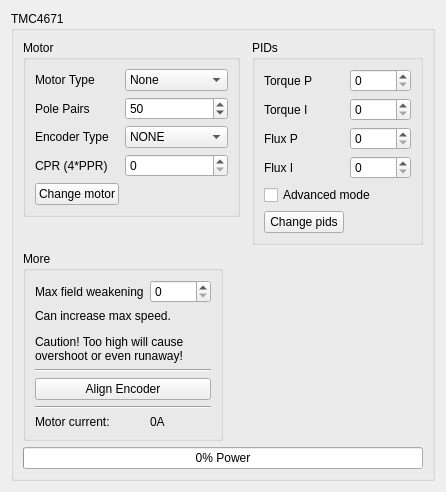
This is res/tmc4671_ui.ui in Ultrawipf/OpenFFBoard-configurator as Qt 5 draws it before an edit. The edited form follows.
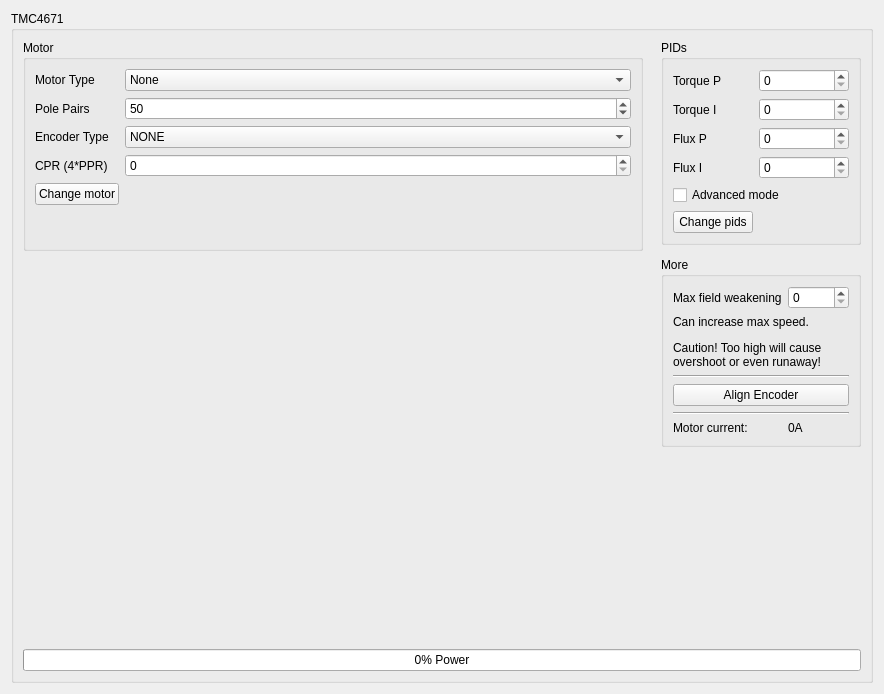
This is the edited form. Custom widgets are drawn as their Qt base class.

Commit message:
TMC driver amp graph (#2)
* with amp graph
* Added max data buffer size and used local variables

The edit to the form file:
```diff
--- a/res/tmc4671_ui.ui
+++ b/res/tmc4671_ui.ui
@@ -6,8 +6,8 @@
    <rect>
     <x>0</x>
     <y>0</y>
-    <width>446</width>
-    <height>461</height>
+    <width>884</width>
+    <height>694</height>
    </rect>
   </property>
   <property name="windowTitle">
@@ -20,6 +20,35 @@
       <string>TMC4671</string>
      </property>
      <layout class="QGridLayout" name="gridLayout">
+      <item row="8" column="0">
+       <spacer name="verticalSpacer">
+        <property name="orientation">
+         <enum>Qt::Vertical</enum>
+        </property>
+        <property name="sizeHint" stdset="0">
+         <size>
+          <width>20</width>
+          <height>40</height>
+         </size>
+        </property>
+       </spacer>
+      </item>
+      <item row="9" column="0" colspan="4">
+       <widget class="QProgressBar" name="progressBar_power">
+        <property name="maximum">
+         <number>28000</number>
+        </property>
+        <property name="value">
+         <number>0</number>
+        </property>
+        <property name="textVisible">
+         <bool>true</bool>
+        </property>
+        <property name="format">
+         <string>%p% Power</string>
+        </property>
+       </widget>
+      </item>
       <item row="0" column="3" alignment="Qt::AlignTop">
        <widget class="QGroupBox" name="groupBox_2">
         <property name="sizePolicy">
@@ -30,7 +59,7 @@
         </property>
         <property name="maximumSize">
          <size>
-          <width>225</width>
+          <width>253</width>
           <height>16777215</height>
          </size>
         </property>
@@ -114,7 +143,78 @@
         </layout>
        </widget>
       </item>
-      <item row="0" column="0" colspan="2" alignment="Qt::AlignTop">
+      <item row="6" column="3">
+       <widget class="QGroupBox" name="groupBox_4">
+        <property name="maximumSize">
+         <size>
+          <width>253</width>
+          <height>16777215</height>
+         </size>
+        </property>
+        <property name="title">
+         <string>More</string>
+        </property>
+        <layout class="QFormLayout" name="formLayout_3">
+         <item row="0" column="0">
+          <widget class="QLabel" name="label_9">
+           <property name="text">
+            <string>Max field weakening</string>
+           </property>
+          </widget>
+         </item>
+         <item row="0" column="1">
+          <widget class="QSpinBox" name="spinBox_fluxoffset">
+           <property name="maximum">
+            <number>10000</number>
+           </property>
+          </widget>
+         </item>
+         <item row="1" column="0" colspan="2">
+          <widget class="QLabel" name="label_10">
+           <property name="text">
+            <string>&lt;html&gt;&lt;head/&gt;&lt;body&gt;&lt;p&gt;Can increase max speed.&lt;/p&gt;&lt;p&gt;Caution! Too high will cause&lt;br/&gt;overshoot or even runaway!&lt;/p&gt;&lt;/body&gt;&lt;/html&gt;</string>
+           </property>
+          </widget>
+         </item>
+         <item row="2" column="0" colspan="2">
+          <widget class="Line" name="line">
+           <property name="orientation">
+            <enum>Qt::Horizontal</enum>
+           </property>
+          </widget>
+         </item>
+         <item row="3" column="0" colspan="2">
+          <widget class="QPushButton" name="pushButton_align">
+           <property name="text">
+            <string>Align Encoder</string>
+           </property>
+          </widget>
+         </item>
+         <item row="5" column="0">
+          <widget class="QLabel" name="label_11">
+           <property name="text">
+            <string>Motor current:</string>
+           </property>
+          </widget>
+         </item>
+         <item row="5" column="1">
+          <widget class="QLabel" name="label_Current">
+           <property name="text">
+            <string>0A</string>
+           </property>
+          </widget>
+         </item>
+         <item row="4" column="0" colspan="2">
+          <widget class="Line" name="line_2">
+           <property name="orientation">
+            <enum>Qt::Horizontal</enum>
+           </property>
+          </widget>
+         </item>
+        </layout>
+       </widget>
+      </item>
+      <item row="0" column="0" rowspan="2">
        <widget class="QGroupBox" name="groupBox_3">
         <property name="sizePolicy">
          <sizepolicy hsizetype="Preferred" vsizetype="Preferred">
@@ -217,105 +317,22 @@
         </layout>
        </widget>
       </item>
-      <item row="8" column="0">
-       <spacer name="verticalSpacer">
-        <property name="orientation">
-         <enum>Qt::Vertical</enum>
-        </property>
-        <property name="sizeHint" stdset="0">
-         <size>
-          <width>20</width>
-          <height>40</height>
-         </size>
-        </property>
-       </spacer>
-      </item>
-      <item row="3" column="0" rowspan="3">
-       <widget class="QGroupBox" name="groupBox_4">
-        <property name="title">
-         <string>More</string>
-        </property>
-        <layout class="QFormLayout" name="formLayout_3">
-         <item row="0" column="0">
-          <widget class="QLabel" name="label_9">
-           <property name="text">
-            <string>Max field weakening</string>
-           </property>
-          </widget>
-         </item>
-         <item row="0" column="1">
-          <widget class="QSpinBox" name="spinBox_fluxoffset">
-           <property name="maximum">
-            <number>10000</number>
-           </property>
-          </widget>
-         </item>
-         <item row="1" column="0" colspan="2">
-          <widget class="QLabel" name="label_10">
-           <property name="text">
-            <string>&lt;html&gt;&lt;head/&gt;&lt;body&gt;&lt;p&gt;Can increase max speed.&lt;/p&gt;&lt;p&gt;Caution! Too high will cause&lt;br/&gt;overshoot or even runaway!&lt;/p&gt;&lt;/body&gt;&lt;/html&gt;</string>
-           </property>
-          </widget>
-         </item>
-         <item row="2" column="0" colspan="2">
-          <widget class="Line" name="line">
-           <property name="orientation">
-            <enum>Qt::Horizontal</enum>
-           </property>
-          </widget>
-         </item>
-         <item row="3" column="0" colspan="2">
-          <widget class="QPushButton" name="pushButton_align">
-           <property name="text">
-            <string>Align Encoder</string>
-           </property>
-          </widget>
-         </item>
-         <item row="5" column="0">
-          <widget class="QLabel" name="label_11">
-           <property name="text">
-            <string>Motor current:</string>
-           </property>
-          </widget>
-         </item>
-         <item row="5" column="1">
-          <widget class="QLabel" name="label_Current">
-           <property name="text">
-            <string>0A</string>
-           </property>
-          </widget>
-         </item>
-         <item row="4" column="0" colspan="2">
-          <widget class="Line" name="line_2">
-           <property name="orientation">
-            <enum>Qt::Horizontal</enum>
-           </property>
-          </widget>
-         </item>
-        </layout>
-       </widget>
-      </item>
-      <item row="9" column="0" colspan="4">
-       <widget class="QProgressBar" name="progressBar_power">
-        <property name="maximum">
-         <number>28000</number>
-        </property>
-        <property name="value">
-         <number>0</number>
-        </property>
-        <property name="textVisible">
-         <bool>true</bool>
-        </property>
-        <property name="format">
-         <string>%p% Power</string>
-        </property>
-       </widget>
+      <item row="6" column="0">
+       <widget class="PlotWidget" name="graphWidget_Amps" native="true"/>
       </item>
      </layout>
     </widget>
    </item>
   </layout>
  </widget>
+ <customwidgets>
+  <customwidget>
+   <class>PlotWidget</class>
+   <extends>QWidget</extends>
+   <header>pyqtgraph.h</header>
+   <container>1</container>
+  </customwidget>
+ </customwidgets>
  <resources/>
  <connections/>
 </ui>
```
The commit also changes 1 other file.
